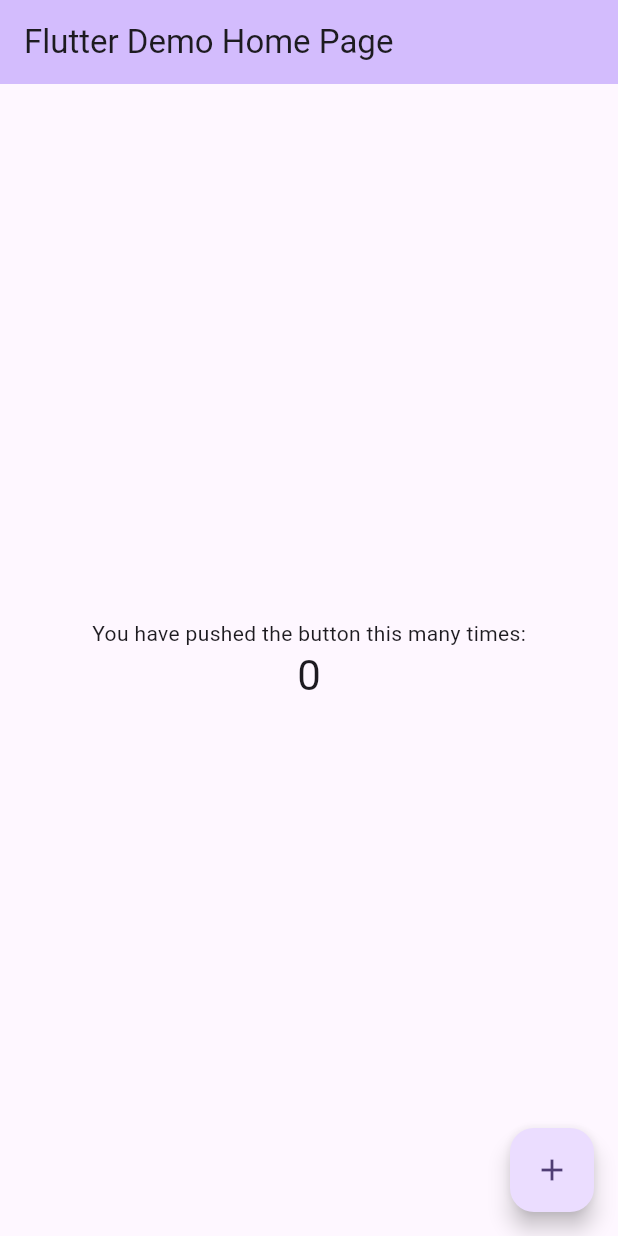
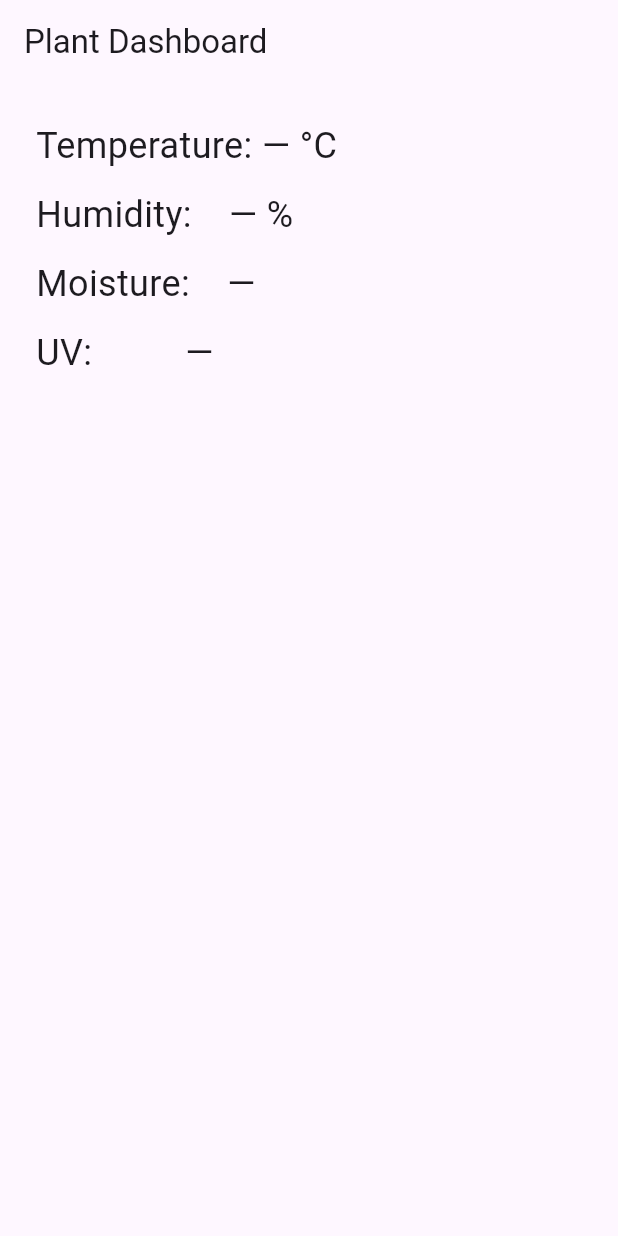
Before and after one commit to nicomte/IxD_Project, a Flutter app: the screen it shows after launch, on a phone screen of 412 x 824 dp. Run offline on Flutter 3.47's test engine with Material 3 defaults, Android fonts, the phone set to English and light mode, and no system bars.

Commit message:
Read Data From Serial Port

```diff
--- a/ixd_application/lib/main.dart
+++ b/ixd_application/lib/main.dart
@@ -1,121 +1,64 @@
+import 'dart:io';
+import 'dart:convert';
 import 'package:flutter/material.dart';
 
-void main() {
-  runApp(const MyApp());
+void main() => runApp(MaterialApp(home: ArduinoDemo()));
+
+class ArduinoDemo extends StatefulWidget {
+  @override
+  State<ArduinoDemo> createState() => _ArduinoDemoState();
 }
 
-class MyApp extends StatelessWidget {
-  const MyApp({super.key});
-
-  // This widget is the root of your application.
-  @override
-  Widget build(BuildContext context) {
-    return MaterialApp(
-      title: 'Flutter Demo',
-      theme: ThemeData(
-        // This is the theme of your application.
-        //
-        // TRY THIS: Try running your application with "flutter run". You'll see
-        // the application has a purple toolbar. Then, without quitting the app,
-        // try changing the seedColor in the colorScheme below to Colors.green
-        // and then invoke "hot reload" (save your changes or press the "hot
-        // reload" button in a Flutter-supported IDE, or press "r" if you used
-        // the command line to start the app).
-        //
-        // Notice that the counter didn't reset back to zero; the application
-        // state is not lost during the reload. To reset the state, use hot
-        // restart instead.
-        //
-        // This works for code too, not just values: Most code changes can be
-        // tested with just a hot reload.
-        colorScheme: .fromSeed(seedColor: Colors.deepPurple),
-      ),
-      home: const MyHomePage(title: 'Flutter Demo Home Page'),
-    );
-  }
-}
-
-class MyHomePage extends StatefulWidget {
-  const MyHomePage({super.key, required this.title});
-
-  // This widget is the home page of your application. It is stateful, meaning
-  // that it has a State object (defined below) that contains fields that affect
-  // how it looks.
-
-  // This class is the configuration for the state. It holds the values (in this
-  // case the title) provided by the parent (in this case the App widget) and
-  // used by the build method of the State. Fields in a Widget subclass are
-  // always marked "final".
-
-  final String title;
+class _ArduinoDemoState extends State<ArduinoDemo> {
+  String _temp     = "—";
+  String _humi     = "—";
+  String _moisture = "—";
+  String _uv       = "—";
 
   @override
-  State<MyHomePage> createState() => _MyHomePageState();
-}
+  void initState() {
+    super.initState();
+    _readSerial();
+  }
 
-class _MyHomePageState extends State<MyHomePage> {
-  int _counter = 0;
+  void _readSerial() async {
+    final file = File('/dev/ttyACM0');
+    final stream = file.openRead();
+    final lines = stream.transform(utf8.decoder).transform(LineSplitter());
 
-  void _incrementCounter() {
-    setState(() {
-      // This call to setState tells the Flutter framework that something has
-      // changed in this State, which causes it to rerun the build method below
-      // so that the display can reflect the updated values. If we changed
-      // _counter without calling setState(), then the build method would not be
-      // called again, and so nothing would appear to happen.
-      _counter++;
-    });
+    await for (final line in lines) {
+      try {
+        final json = jsonDecode(line);
+        setState(() {
+          _temp     = json['temp'].toString();
+          _humi     = json['humi'].toString();
+          _moisture = json['moisture'].toString();
+          _uv       = json['uv'].toString();
+        });
+      } catch (_) {
+        // skip malformed lines
+      }
+    }
   }
 
   @override
   Widget build(BuildContext context) {
-    // This method is rerun every time setState is called, for instance as done
-    // by the _incrementCounter method above.
-    //
-    // The Flutter framework has been optimized to make rerunning build methods
-    // fast, so that you can just rebuild anything that needs updating rather
-    // than having to individually change instances of widgets.
     return Scaffold(
-      appBar: AppBar(
-        // TRY THIS: Try changing the color here to a specific color (to
-        // Colors.amber, perhaps?) and trigger a hot reload to see the AppBar
-        // change color while the other colors stay the same.
-        backgroundColor: Theme.of(context).colorScheme.inversePrimary,
-        // Here we take the value from the MyHomePage object that was created by
-        // the App.build method, and use it to set our appbar title.
-        title: Text(widget.title),
-      ),
-      body: Center(
-        // Center is a layout widget. It takes a single child and positions it
-        // in the middle of the parent.
+      appBar: AppBar(title: Text("Plant Dashboard")),
+      body: Padding(
+        padding: EdgeInsets.all(24),
         child: Column(
-          // Column is also a layout widget. It takes a list of children and
-          // arranges them vertically. By default, it sizes itself to fit its
-          // children horizontally, and tries to be as tall as its parent.
-          //
-          // Column has various properties to control how it sizes itself and
-          // how it positions its children. Here we use mainAxisAlignment to
-          // center the children vertically; the main axis here is the vertical
-          // axis because Columns are vertical (the cross axis would be
-          // horizontal).
-          //
-          // TRY THIS: Invoke "debug painting" (choose the "Toggle Debug Paint"
-          // action in the IDE, or press "p" in the console), to see the
-          // wireframe for each widget.
-          mainAxisAlignment: .center,
+          crossAxisAlignment: CrossAxisAlignment.start,
           children: [
-            const Text('You have pushed the button this many times:'),
-            Text(
-              '$_counter',
-              style: Theme.of(context).textTheme.headlineMedium,
-            ),
+            Text("Temperature: $_temp °C",  style: TextStyle(fontSize: 24)),
+            SizedBox(height: 12),
+            Text("Humidity:    $_humi %",   style: TextStyle(fontSize: 24)),
+            SizedBox(height: 12),
+            Text("Moisture:    $_moisture", style: TextStyle(fontSize: 24)),
+            SizedBox(height: 12),
+            Text("UV:          $_uv",       style: TextStyle(fontSize: 24)),
           ],
         ),
-      ),
-      floatingActionButton: FloatingActionButton(
-        onPressed: _incrementCounter,
-        tooltip: 'Increment',
-        child: const Icon(Icons.add),
       ),
     );
   }
```
Also changed, not shown: 1 other file.
